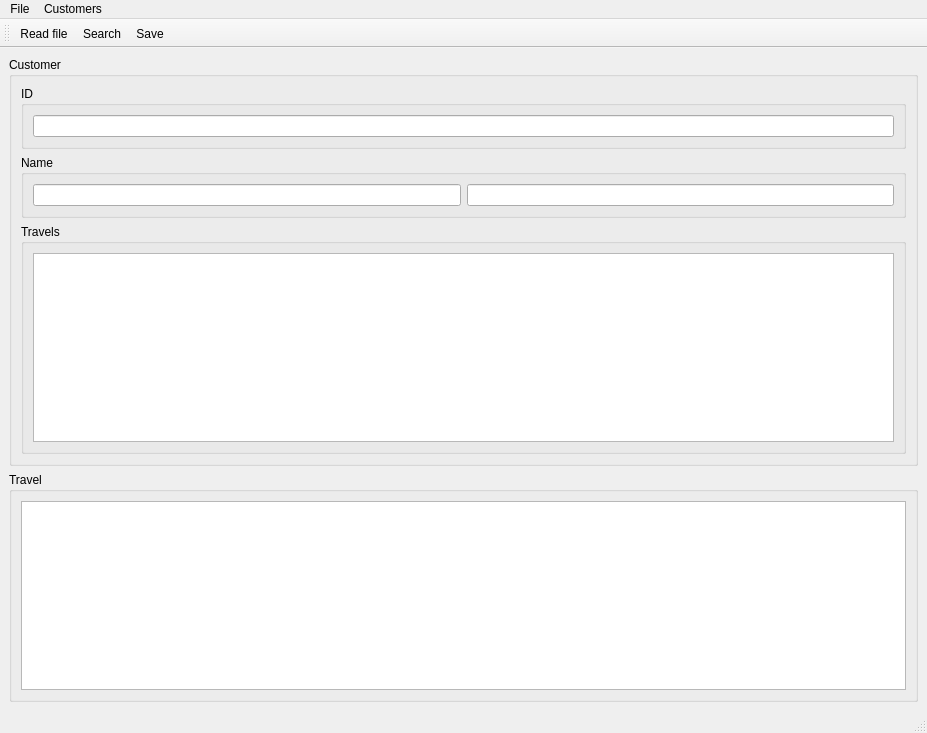
The window that src/ui/travelagencyui.ui (Bloeckchengrafik/pg2_1) describes before a commit, drawn with Qt 5.
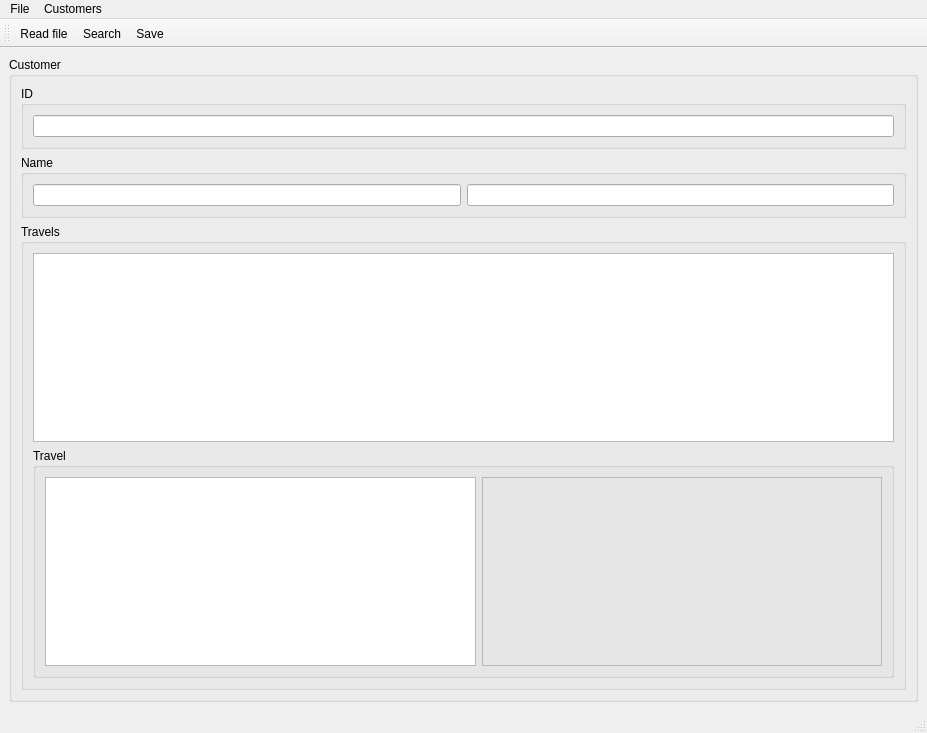
The same window after the commit. Icons and pictures are not drawn.

The edit to the form file:
```diff
--- a/src/ui/travelagencyui.ui
+++ b/src/ui/travelagencyui.ui
@@ -85,18 +85,12 @@
             </property>
            </widget>
           </item>
-         </layout>
-        </widget>
-       </item>
-      </layout>
-     </widget>
-    </item>
-    <item row="1" column="0">
+          <item>
      <widget class="QGroupBox" name="groupTravel">
       <property name="title">
        <string>Travel</string>
       </property>
-      <layout class="QVBoxLayout" name="verticalLayout_3">
+            <layout class="QHBoxLayout" name="horizontalLayout_3">
        <item>
         <widget class="QTableWidget" name="tableBookings">
          <property name="sortingEnabled">
@@ -104,6 +98,28 @@
          </property>
         </widget>
        </item>
+             <item>
+              <widget class="QFrame" name="uiFrame">
+               <property name="minimumSize">
+                <size>
+                 <width>400</width>
+                 <height>0</height>
+                </size>
+               </property>
+               <property name="frameShape">
+                <enum>QFrame::Shape::StyledPanel</enum>
+               </property>
+               <property name="frameShadow">
+                <enum>QFrame::Shadow::Raised</enum>
+               </property>
+              </widget>
+             </item>
+            </layout>
+           </widget>
+          </item>
+         </layout>
+        </widget>
+       </item>
       </layout>
      </widget>
     </item>
```
Left out of the diff: 2 changed lines with no effect on the pictures. Lines whose indentation alone changed are shown as unchanged.
